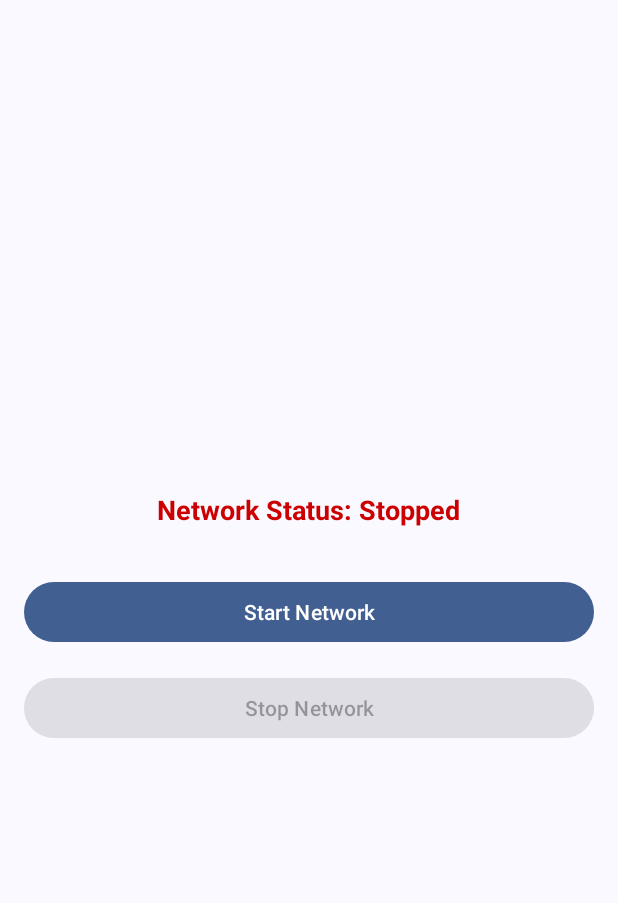
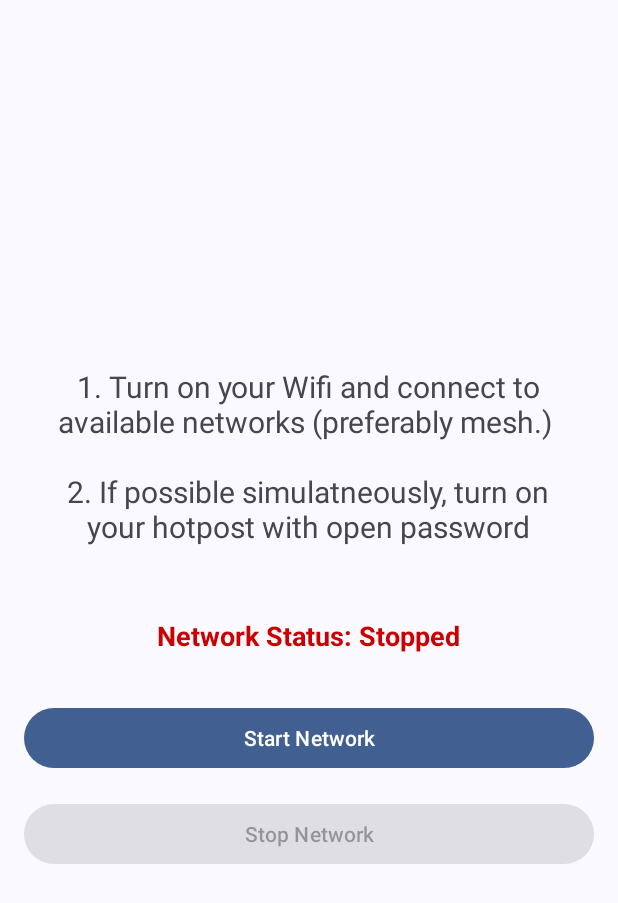
Before and after one commit to varad-kulkarni172/Mesh-Up, an Android app: the screen it shows after launch (NetworkControlActivity), on a phone screen of 412 x 824 dp. Shown: the top 903 px of the screen. Run offline under Robolectric (Android 15) with nearby library versions, the phone set to English and light mode, and no system bars.

Commit message:
minor ui changes

```diff
--- a/app/src/main/res/layout/activity_network_control.xml
+++ b/app/src/main/res/layout/activity_network_control.xml
@@ -5,6 +5,14 @@
     android:orientation="vertical"
     android:padding="16dp"
     android:gravity="center">
+
+    <TextView
+        android:id="@+id/textView"
+        android:layout_width="350dp"
+        android:layout_height="wrap_content"
+        android:gravity="center"
+        android:text="1. Turn on your Wifi and connect to available networks (preferably mesh.) \n\n2. If possible simulatneously, turn on your hotpost with open password\n\n"
+        android:textSize="20dp" />
 
     <TextView
         android:id="@+id/networkStatusText"
```
